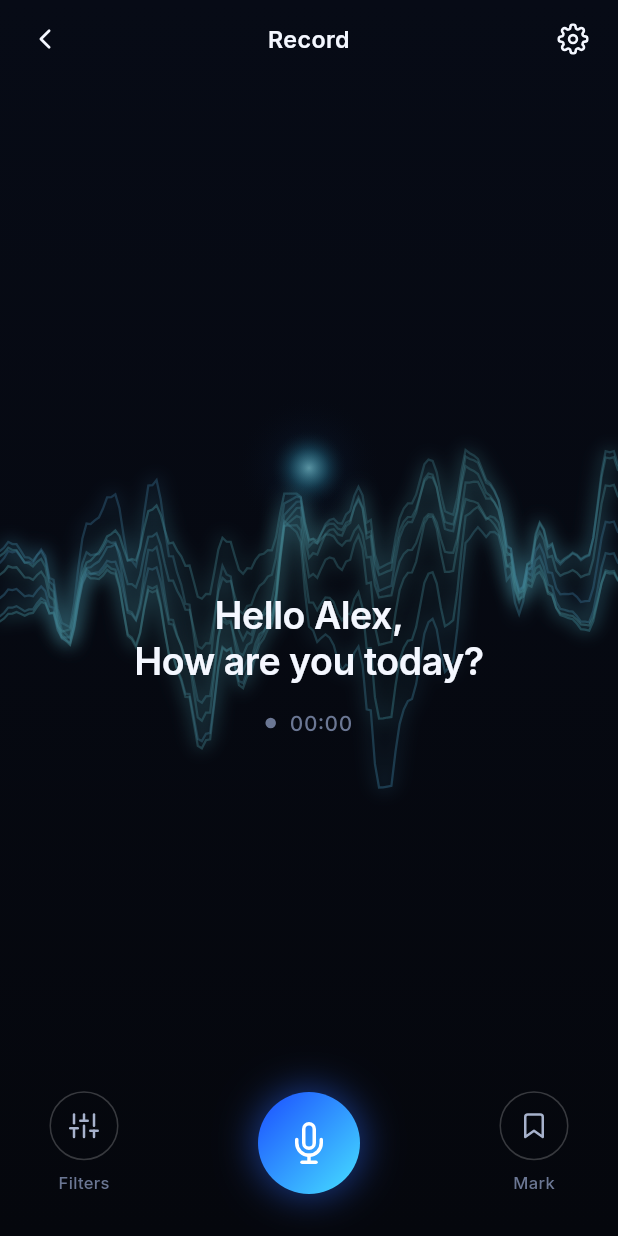
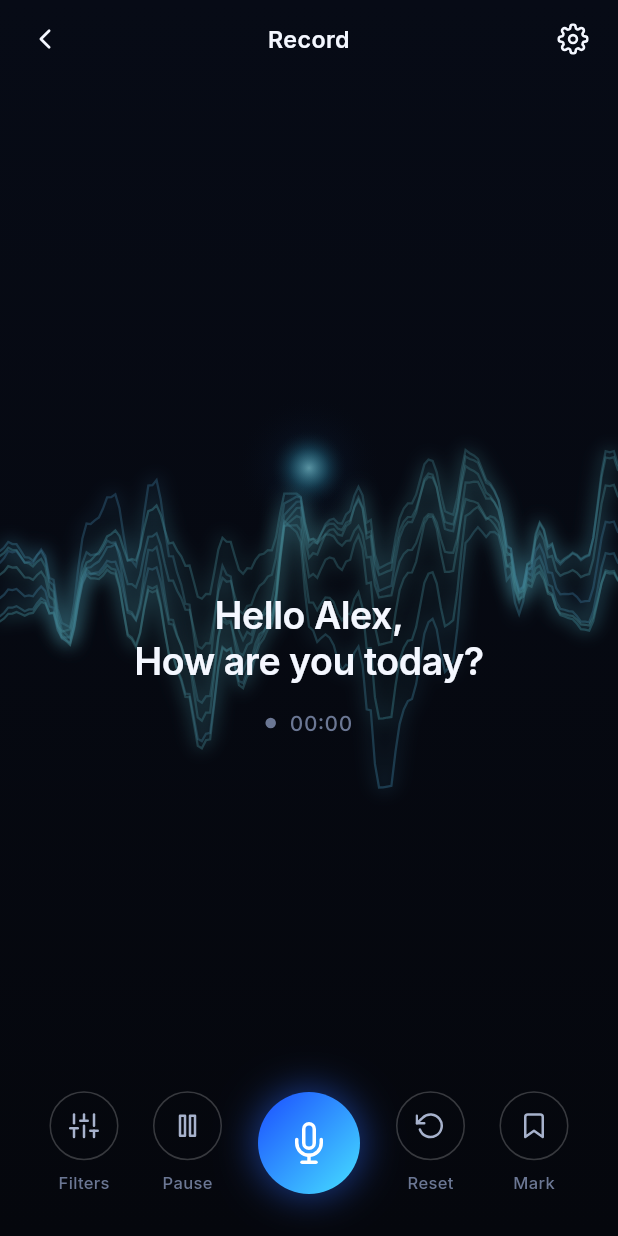
Before and after one commit to iSCROAT/scroatt-fall, a Flutter app: the RecordScreen screen opened directly, on a phone screen of 412 x 824 dp. Run offline on Flutter 3.47's test engine with Material 3 defaults, Android fonts, the phone set to English and light mode, and no system bars; our stand-ins replace flutter_local_notifications, flutter_svg, just_audio, permission_handler, shared_preferences; missing offline and left inert: record; accounts and stored records are empty.

Commit message:
feat(gravador): botoes de pausar/retomar e reiniciar o temporizador

```diff
--- a/app/lib/features/record/record_screen.dart
+++ b/app/lib/features/record/record_screen.dart
@@ -492,6 +492,8 @@ class _RecordScreenState extends State<RecordScreen>
                   onRecordTap: _toggleRecording,
                   onBookmarkTap: _addBookmark,
                   bookmarks: _bookmarks,
+                  onPauseTap: _paused ? _resumeRecording : _pauseRecording,
+                  onRestartTap: _restartTimer,
                 ),
               ],
             ),
@@ -925,6 +927,8 @@ class _BottomControls extends StatelessWidget {
     required this.onRecordTap,
     required this.onBookmarkTap,
     required this.bookmarks,
+    required this.onPauseTap,
+    required this.onRestartTap,
   });
 
   final bool recording;
@@ -932,6 +936,12 @@ class _BottomControls extends StatelessWidget {
   final VoidCallback onRecordTap;
   final VoidCallback onBookmarkTap;
   final List<double> bookmarks;
+
+  /// Pausa ou retoma a gravação (mesma ação da notificação).
+  final VoidCallback onPauseTap;
+
+  /// Zera o temporizador da gravação.
+  final VoidCallback onRestartTap;
 
   @override
   Widget build(BuildContext context) {
@@ -954,9 +964,21 @@ class _BottomControls extends StatelessWidget {
             active: recording,
             onTap: () => _showFilters(context),
           ),
+          _AuxButton(
+            icon: paused ? AppIcons.play : AppIcons.pause,
+            label: paused ? 'Resume' : 'Pause',
+            active: recording && paused,
+            onTap: onPauseTap,
+          ),
           _RecordButton(
             recording: recording,
             onTap: onRecordTap,
+          ),
+          _AuxButton(
+            icon: AppIcons.rotate,
+            label: 'Reset',
+            active: recording,
+            onTap: onRestartTap,
           ),
           _AuxButton(
             icon: AppIcons.bookmark,
```
